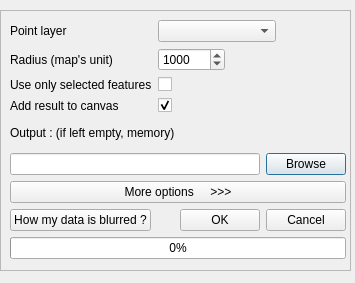
The window that ui_blurring.ui (Gustry/Blurring) describes before a commit, drawn with Qt 5.
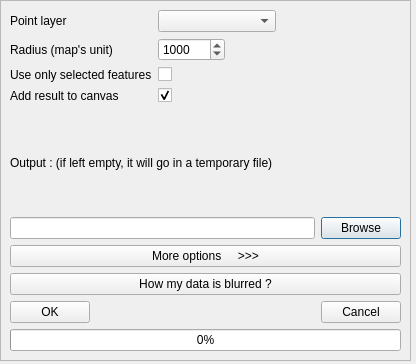
The same window after the commit.

What changed in the file:
```diff
--- a/ui_blurring.ui
+++ b/ui_blurring.ui
@@ -9,8 +9,8 @@
    <rect>
     <x>0</x>
     <y>0</y>
-    <width>355</width>
-    <height>283</height>
+    <width>416</width>
+    <height>364</height>
    </rect>
   </property>
   <property name="sizePolicy">
@@ -28,9 +28,9 @@
   <widget class="QFrame" name="frame_2">
    <property name="geometry">
     <rect>
-     <x>360</x>
+     <x>430</x>
      <y>160</y>
-     <width>321</width>
+     <width>351</width>
      <height>61</height>
     </rect>
    </property>
@@ -45,7 +45,7 @@
      <rect>
       <x>10</x>
       <y>10</y>
-      <width>301</width>
+      <width>331</width>
       <height>41</height>
      </rect>
     </property>
@@ -67,9 +67,9 @@
    <property name="geometry">
     <rect>
      <x>0</x>
-     <y>10</y>
-     <width>351</width>
-     <height>261</height>
+     <y>0</y>
+     <width>411</width>
+     <height>361</height>
     </rect>
    </property>
    <property name="frameShape">
@@ -83,8 +83,8 @@
      <rect>
       <x>10</x>
       <y>10</y>
-      <width>336</width>
-      <height>239</height>
+      <width>391</width>
+      <height>341</height>
      </rect>
     </property>
     <layout class="QVBoxLayout" name="verticalLayout">
@@ -193,7 +193,7 @@
      <item>
       <widget class="QLabel" name="label_5">
        <property name="text">
-        <string>Output : (if left empty, memory)</string>
+        <string>Output : (if left empty, it will go in a temporary file)</string>
        </property>
       </widget>
      </item>
@@ -218,12 +218,19 @@
        </property>
       </widget>
      </item>
+     <item>
+      <widget class="QPushButton" name="pushButton_help">
+       <property name="text">
+        <string>How my data is blurred ?</string>
+       </property>
+      </widget>
+     </item>
      <item>
       <layout class="QHBoxLayout" name="horizontalLayout_2">
        <item>
-        <widget class="QPushButton" name="pushButton_help">
+        <widget class="QPushButton" name="pushButton_ok">
          <property name="text">
-          <string>How my data is blurred ?</string>
+          <string>OK</string>
          </property>
         </widget>
        </item>
@@ -240,13 +247,6 @@
          </property>
         </spacer>
        </item>
-       <item>
-        <widget class="QPushButton" name="pushButton_ok">
-         <property name="text">
-          <string>OK</string>
-         </property>
-        </widget>
-       </item>
        <item>
         <widget class="QPushButton" name="pushButton_cancel">
          <property name="text">
@@ -272,9 +272,9 @@
   <widget class="QFrame" name="frame">
    <property name="geometry">
     <rect>
-     <x>360</x>
+     <x>430</x>
      <y>10</y>
-     <width>321</width>
+     <width>351</width>
      <height>41</height>
     </rect>
    </property>
@@ -301,9 +301,9 @@
   <widget class="QFrame" name="frame_4">
    <property name="geometry">
     <rect>
-     <x>360</x>
+     <x>430</x>
      <y>60</y>
-     <width>321</width>
+     <width>351</width>
      <height>41</height>
     </rect>
    </property>
@@ -330,9 +330,9 @@
   <widget class="QFrame" name="frame_5">
    <property name="geometry">
     <rect>
-     <x>360</x>
+     <x>430</x>
      <y>110</y>
-     <width>321</width>
+     <width>351</width>
      <height>41</height>
     </rect>
    </property>
```
